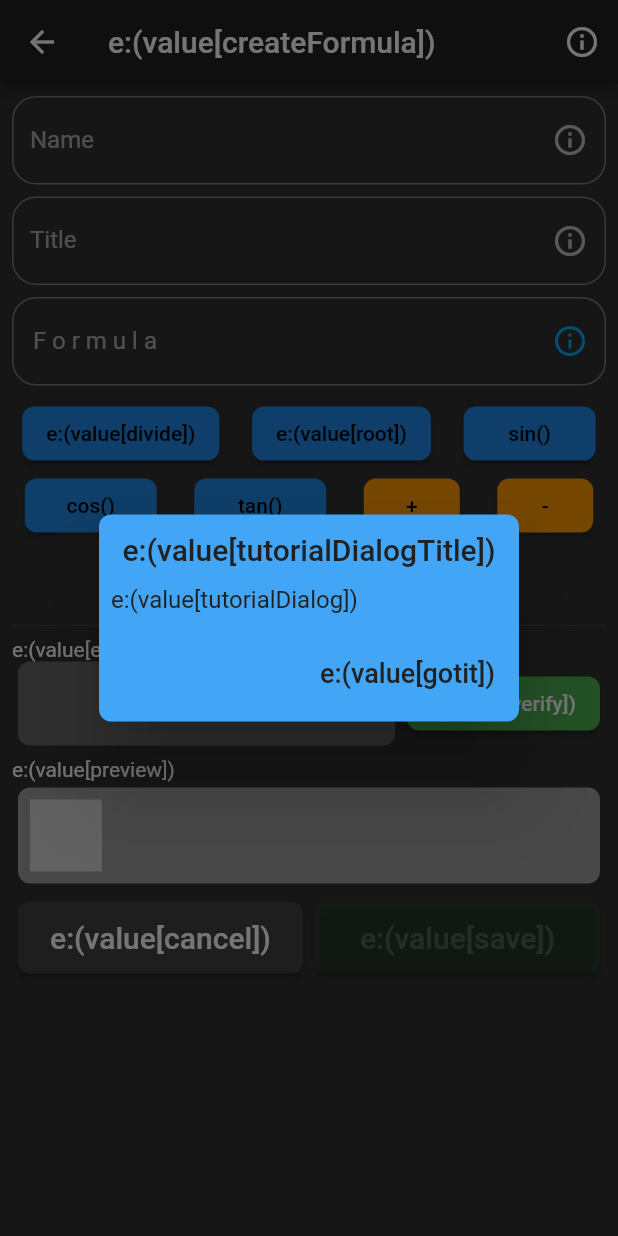
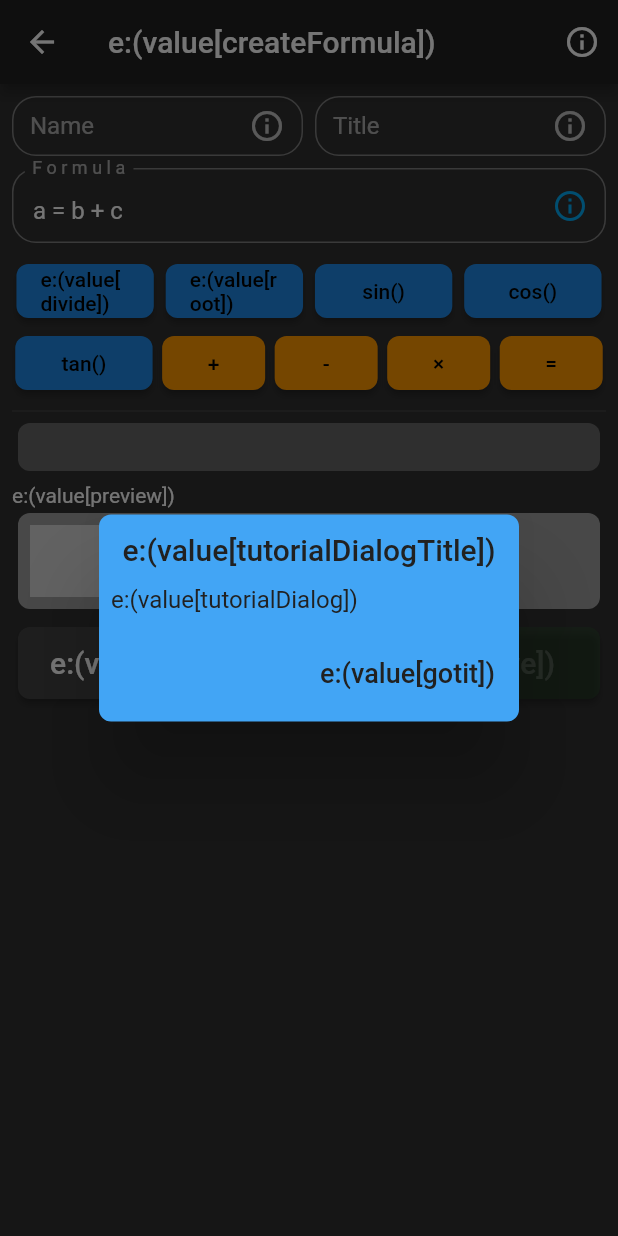
Before and after one commit to brachy84/Formulator, a Flutter app: the CreateFormula screen opened directly, on a phone screen of 412 x 824 dp. Run offline on Flutter 3.47's test engine with Material 2 defaults, Android fonts, the phone set to English and light mode, and no system bars; our stand-ins replace font_awesome_flutter, shared_preferences; missing offline and left inert: catex; accounts and stored records are empty; statements that could not run were skipped.

Commit message:
redesigned create formula (will be redesigned)

```diff
--- a/lib/formulas_category/formula_page_home.dart
+++ b/lib/formulas_category/formula_page_home.dart
@@ -1,4 +1,5 @@
 
+import 'package:all_the_formulars/constants.dart';
 import 'package:all_the_formulars/core/formula/formula2.dart';
 import 'package:all_the_formulars/core/system/storage.dart';
 import 'package:all_the_formulars/core/utils.dart';
@@ -298,7 +299,7 @@ class CreateFormula extends StatefulWidget {
   CreateFormula({this.item, @required this.isEdit});
 
   @override
-  _CreateFormulaState createState() => _CreateFormulaState(item: item, isEdit: isEdit);
+  _CreateFormulaState createState() => _CreateFormulaState();
 }
 
 class _CreateFormulaState extends State<CreateFormula> {
@@ -308,17 +309,17 @@ class _CreateFormulaState extends State<CreateFormula> {
   bool isEdit;
   bool isInitialized = false;
   Item item;
-  _CreateFormulaState({this.item, this.isEdit});
+  _CreateFormulaState();
 
   final TextEditingController _controllerName = TextEditingController();
   final TextEditingController _controllerTitle = TextEditingController();
-  final TextEditingController _controllerFormula = TextEditingController();
+  final TextEditingController _controllerFormula = TextEditingController(text: 'a=b+c');
   final FocusNode _focusFormula = FocusNode();
 
   String errorMsg = '';
   Color errorColor = Colors.grey.withOpacity(0.5);
   double saveButtonOpacity = 0.2;
-  Formula formula = Formula('a=b');
+  Formula formula = Formula('a=b+c');
 
   void adjustIds(int removedId) {
     Item.itemData.forEach((item) {
@@ -340,6 +341,8 @@ class _CreateFormulaState extends State<CreateFormula> {
 
   @override
   void initState() {
+    isEdit = widget.isEdit;
+    item = widget.item;
     super.initState();
   }
 
@@ -363,6 +366,8 @@ class _CreateFormulaState extends State<CreateFormula> {
     }
 
     if(tutorialOrder == 0) checkFirstTime();
+
+    // TODO: replace with stepper
 
     return Scaffold(
         appBar: isEdit ? AppBar(
@@ -420,8 +425,14 @@ class _CreateFormulaState extends State<CreateFormula> {
           child: Builder( builder: (context) =>
             ListView(
               children: [
-                Container(
+                Row(
+                  children: [
+                    Expanded(
+                      child: Container(
                         margin: EdgeInsets.only(bottom: 8),
+                        constraints: BoxConstraints(
+                          maxHeight: 40
+                        ),
                         child: TextField(
                           decoration: InputDecoration(
                               suffixIcon: IconButton(
@@ -442,8 +453,14 @@ class _CreateFormulaState extends State<CreateFormula> {
                           },
                         ),
                       ),
-                Container(
+                    ),
+                    Padding(padding: EdgeInsets.only(left: 8),),
+                    Expanded(
+                      child: Container(
                         margin: EdgeInsets.only(bottom: 8),
+                        constraints: BoxConstraints(
+                            maxHeight: 40
+                        ),
                         child: TextField(
                           decoration: InputDecoration(
                               suffixIcon: IconButton(
@@ -467,8 +484,15 @@ class _CreateFormulaState extends State<CreateFormula> {
                           },
                         ),
                       ),
+                    ),
+                  ],
+                ),
+
                 Container(
                   margin: EdgeInsets.only(bottom: 8),
+                  constraints: BoxConstraints(
+                    maxHeight: 50
+                  ),
                   child: TextField(
                     decoration: InputDecoration(
                         suffixIcon: IconButton(
@@ -485,8 +509,10 @@ class _CreateFormulaState extends State<CreateFormula> {
                     focusNode: _focusFormula,
                     onChanged: (value) {
                       setState(() {
+                        if(saveButtonOpacity != 0.2)
                           saveButtonOpacity = 0.2;
                       });
+                      verify();
                     },
                     onTap: () {
                       if(firstTime && tutorialOrder == 3) {
@@ -504,7 +530,7 @@ class _CreateFormulaState extends State<CreateFormula> {
                 ),
                 Wrap(
                   alignment: WrapAlignment.spaceAround,
-                  spacing: 8,
+                  spacing: 2,
                   runSpacing: 0,
                   children: [
                     _getButton(':{}/{}', name: L.string('divide')),
@@ -519,7 +545,7 @@ class _CreateFormulaState extends State<CreateFormula> {
                   ],
                 ),
                 Divider(),
-                Text(L.string('errorMsg')),
+                //Text(L.string('errorMsg')),
                 Row(
                   mainAxisAlignment: MainAxisAlignment.spaceBetween,
                   children: [
@@ -531,7 +557,7 @@ class _CreateFormulaState extends State<CreateFormula> {
                             margin: EdgeInsets.all(8),
                             child: Text(errorMsg, maxLines: 3, softWrap: true,),
                           constraints: BoxConstraints(
-                            minHeight: 40
+                            minHeight: 15
                           ),
                         ),
                         decoration: BoxDecoration(
@@ -540,43 +566,6 @@ class _CreateFormulaState extends State<CreateFormula> {
                         ),
                       ),
                     ),
-                    Container(
-                      margin: EdgeInsets.only(left: 4, right: 4, bottom: 8),
-                      child: RaisedButton(
-                        shape: RoundedRectangleBorder(
-                            borderRadius: BorderRadius.circular(8)
-                        ),
-                        color: Colors.green,
-                        child: Text(L.string('verify')),
-                        onPressed: () {
-                          if(firstTime && tutorialOrder == 4) {
-                            showTutorialDialog(context, L.string('tutorialDialogTitle'), L.string('tutorialVerify'));
-                            tutorialOrder++;
-                            if(_controllerFormula.text == '' || _controllerFormula.text == ' ') {
-                              _controllerFormula.text = 'F = m * c^2';
-                            }
-                          }
-                          Map<String, int> validCheck = isValid(_controllerFormula.text);
-                          setState(() {
-                            errorMsg = validCheck.keys.first;
-                            logcat('Valid state: ${validCheck.values.first}');
-                            if(validCheck.values.first == 2) {
-                              errorColor = Colors.green.withOpacity(0.5);
-                              saveButtonOpacity = 1.0;
-                              //_controllerFormula.value(TextEditingValue())
-                              formula = Formula(_controllerFormula.text);
-                            } else if(validCheck.values.first == 1) {
-                              errorColor = Colors.orange.withOpacity(0.5);
-                              saveButtonOpacity = 1.0;
-                              formula = Formula(_controllerFormula.text);
-                            } else {
-                              errorColor = Colors.red.withOpacity(0.5);
-                              saveButtonOpacity = 0.2;
-                            }
-                          });
-                        },
-                      ),
-                    )
                   ],
                 ),
                 Container(
@@ -678,10 +667,41 @@ class _CreateFormulaState extends State<CreateFormula> {
     );
   }
 
+  void verify() {
+    if(firstTime && tutorialOrder == 4) {
+      showTutorialDialog(context, L.string('tutorialDialogTitle'), L.string('tutorialVerify'));
+      tutorialOrder++;
+      if(_controllerFormula.text == '' || _controllerFormula.text == ' ') {
+        _controllerFormula.text = 'F = m * c^2';
+      }
+    }
+    Map<String, int> validCheck = isValid(_controllerFormula.text);
+    setState(() {
+      errorMsg = validCheck.keys.first;
+      formula = Formula(_controllerFormula.text);
+      logcat('Valid state: ${validCheck.values.first}');
+      if(validCheck.values.first == 2) {
+        errorColor = Colors.green.withOpacity(0.5);
+        saveButtonOpacity = 1.0;
+        //_controllerFormula.value(TextEditingValue())
+      } else if(validCheck.values.first == 1) {
+        errorColor = Colors.orange.withOpacity(0.5);
+        saveButtonOpacity = 1.0;
+      } else {
+        errorColor = Colors.red.withOpacity(0.5);
+        saveButtonOpacity = 0.2;
+      }
+    });
+  }
+
   Widget _getButton(String output, {String name, int posFromStart = 2, int posFromEnd = 1}) {
     name ??= output;
     return Container(
-      //constraints: BoxConstraints(maxWidth: 96),
+      constraints: BoxConstraints(
+        maxWidth: screenSize.width / 4.5,
+        minWidth: screenSize.width / 4.5,
+      ),
+      //margin: EdgeInsets.only(left: 2, right: 2),
       child: RaisedButton(
         shape: RoundedRectangleBorder(
             borderRadius: BorderRadius.circular(8)
@@ -710,7 +730,11 @@ class _CreateFormulaState extends State<CreateFormula> {
   Widget _getOperatorButton(String output, {String name}) {
     name ??= output;
     return Container(
-      constraints: BoxConstraints(maxWidth: 64),
+      //margin: EdgeInsets.only(left: 2, right: 2),
+      constraints: BoxConstraints(
+        maxWidth: screenSize.width / 6,
+        minWidth: screenSize.width / 6,
+      ),
       child: Tooltip(
         message: output,
         child: RaisedButton(
```
Lines whose indentation alone changed are shown as unchanged.
